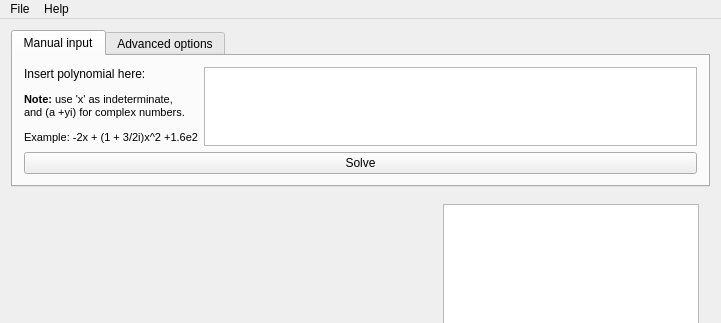
Above: src/xmpsolve/mainwindow.ui from robol/MPSolve before the change; both pictures show x 0 to 721 and y 0 to 323 of the 721 by 555 pixel window. Below: the same form after it.
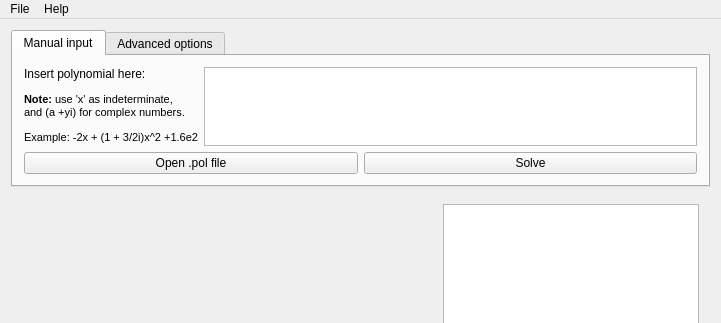
That is the form after the change. Icons and pictures are not drawn. Custom widgets are drawn as their Qt base class.

Commit message: Add the button to open a .pol file directly from xmpsolve MainWindow.

```diff
--- a/src/xmpsolve/mainwindow.ui
+++ b/src/xmpsolve/mainwindow.ui
@@ -30,9 +30,7 @@
          <attribute name="title">
           <string>Manual input</string>
          </attribute>
-         <layout class="QHBoxLayout" name="horizontalLayout_3">
-          <item>
-           <layout class="QVBoxLayout" name="verticalLayout_3">
+         <layout class="QVBoxLayout" name="verticalLayout">
             <item>
              <layout class="QHBoxLayout" name="horizontalLayout_2">
               <item>
@@ -51,6 +49,21 @@
              </layout>
             </item>
             <item>
+           <layout class="QHBoxLayout" name="horizontalLayout_3">
+            <item>
+             <widget class="QPushButton" name="openPolFileButton">
+              <property name="sizePolicy">
+               <sizepolicy hsizetype="Expanding" vsizetype="Fixed">
+                <horstretch>0</horstretch>
+                <verstretch>0</verstretch>
+               </sizepolicy>
+              </property>
+              <property name="text">
+               <string>Open .pol file</string>
+              </property>
+             </widget>
+            </item>
+            <item>
              <widget class="QPushButton" name="solveButton">
               <property name="sizePolicy">
                <sizepolicy hsizetype="Expanding" vsizetype="Fixed">
```
Left out of the diff: 2 changed lines with no effect on the pictures. Lines whose indentation alone changed are shown as unchanged. The commit also changes 3 other files.
